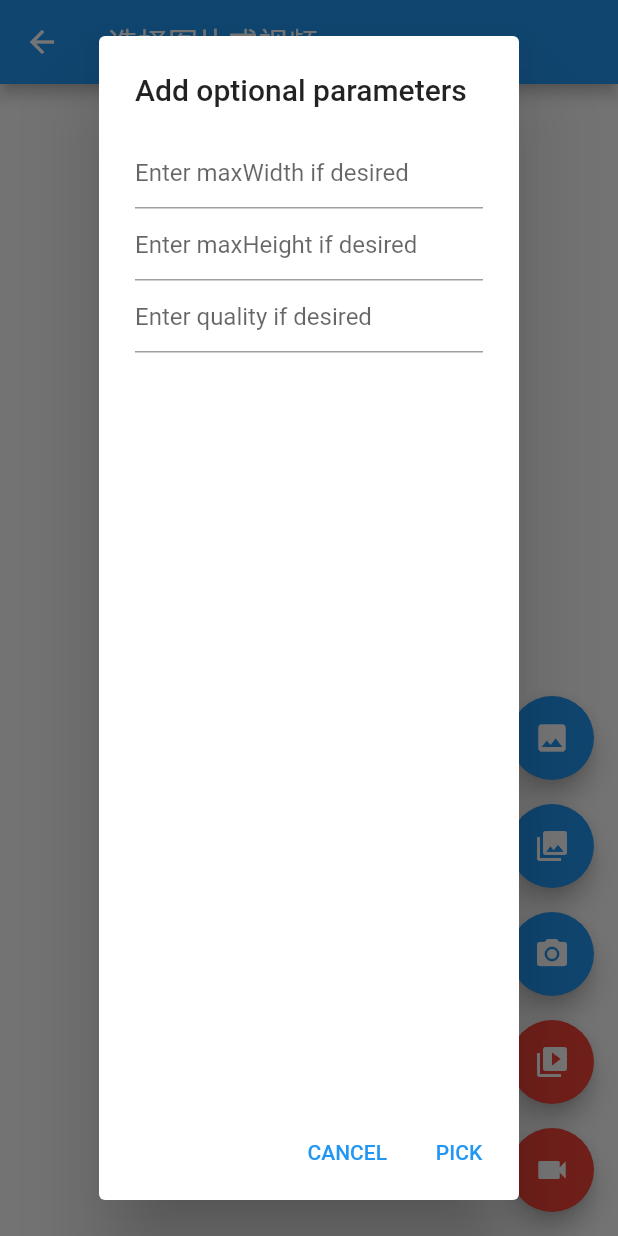
After one commit to Alan-GitHub/effect_demo, a Flutter app: the ImagePickerPage screen opened by its route, after a tap on the "photo library" icon, on a phone screen of 412 x 824 dp. The commit adds this screen. Run offline on Flutter 3.47's test engine with Material 2 defaults, Android fonts, the phone set to English and light mode, and no system bars; our stand-ins replace image_picker, video_player.

Commit message:
选取图片或者视频

```diff
--- a/lib/src/home_page.dart
+++ b/lib/src/home_page.dart
@@ -65,6 +65,12 @@
                   },
                   child: const Text("圆形进度条"),
                 ),
+                TextButton(
+                  onPressed: () {
+                    Nav.pushName(RouteName.imagePickerPage);
+                  },
+                  child: const Text("拾取图片或视频"),
+                ),
               ],
             ),
           ),
--- /dev/null
+++ b/lib/src/photo_lib/image_picker_page.dart
@@ -0,0 +1,439 @@
+// Copyright 2013 The Flutter Authors. All rights reserved.
+// Use of this source code is governed by a BSD-style license that can be
+// found in the LICENSE file.
+
+// ignore_for_file: public_member_api_docs
+
+import 'dart:async';
+import 'dart:io';
+
+import 'package:flutter/foundation.dart';
+import 'package:flutter/material.dart';
+import 'package:image_picker/image_picker.dart';
+import 'package:video_player/video_player.dart';
+
+class ImagePickerPage extends StatefulWidget {
+  const ImagePickerPage({super.key});
+
+  @override
+  State<ImagePickerPage> createState() => _ImagePickerPageState();
+}
+
+class _ImagePickerPageState extends State<ImagePickerPage> {
+  List<XFile>? _imageFileList;
+
+  void _setImageFileListFromFile(XFile? value) {
+    _imageFileList = value == null ? null : <XFile>[value];
+  }
+
+  dynamic _pickImageError;
+  bool isVideo = false;
+
+  VideoPlayerController? _controller;
+  VideoPlayerController? _toBeDisposed;
+  String? _retrieveDataError;
+
+  final ImagePicker _picker = ImagePicker();
+  final TextEditingController maxWidthController = TextEditingController();
+  final TextEditingController maxHeightController = TextEditingController();
+  final TextEditingController qualityController = TextEditingController();
+
+  Future<void> _playVideo(XFile? file) async {
+    if (file != null && mounted) {
+      await _disposeVideoController();
+      late VideoPlayerController controller;
+      if (kIsWeb) {
+        controller = VideoPlayerController.network(file.path);
+      } else {
+        controller = VideoPlayerController.file(File(file.path));
+      }
+      _controller = controller;
+      // In web, most browsers won't honor a programmatic call to .play
+      // if the video has a sound track (and is not muted).
+      // Mute the video so it auto-plays in web!
+      // This is not needed if the call to .play is the result of user
+      // interaction (clicking on a "play" button, for example).
+      const double volume = kIsWeb ? 0.0 : 1.0;
+      await controller.setVolume(volume);
+      await controller.initialize();
+      await controller.setLooping(true);
+      await controller.play();
+      setState(() {});
+    }
+  }
+
+  Future<void> _onImageButtonPressed(ImageSource source, {BuildContext? context, bool isMultiImage = false}) async {
+    if (_controller != null) {
+      await _controller!.setVolume(0.0);
+    }
+    if (isVideo) {
+      final XFile? file = await _picker.pickVideo(source: source, maxDuration: const Duration(seconds: 10));
+      await _playVideo(file);
+    } else if (isMultiImage) {
+      await _displayPickImageDialog(context!, (double? maxWidth, double? maxHeight, int? quality) async {
+        try {
+          final List<XFile> pickedFileList = await _picker.pickMultiImage(
+            maxWidth: maxWidth,
+            maxHeight: maxHeight,
+            imageQuality: quality,
+          );
+          setState(() {
+            _imageFileList = pickedFileList;
+          });
+        } catch (e) {
+          setState(() {
+            _pickImageError = e;
+          });
+        }
+      });
+    } else {
+      await _displayPickImageDialog(context!, (double? maxWidth, double? maxHeight, int? quality) async {
+        try {
+          final XFile? pickedFile = await _picker.pickImage(
+            source: source,
+            maxWidth: maxWidth,
+            maxHeight: maxHeight,
+            imageQuality: quality,
+          );
+          setState(() {
+            _setImageFileListFromFile(pickedFile);
+          });
+        } catch (e) {
+          setState(() {
+            _pickImageError = e;
+          });
+        }
+      });
+    }
+  }
+
+  @override
+  void deactivate() {
+    if (_controller != null) {
+      _controller!.setVolume(0.0);
+      _controller!.pause();
+    }
+    super.deactivate();
+  }
+
+  @override
+  void dispose() {
+    _disposeVideoController();
+    maxWidthController.dispose();
+    maxHeightController.dispose();
+    qualityController.dispose();
+    super.dispose();
+  }
+
+  Future<void> _disposeVideoController() async {
+    if (_toBeDisposed != null) {
+      await _toBeDisposed!.dispose();
+    }
+    _toBeDisposed = _controller;
+    _controller = null;
+  }
+
+  Widget _previewVideo() {
+    final Text? retrieveError = _getRetrieveErrorWidget();
+    if (retrieveError != null) {
+      return retrieveError;
+    }
+    if (_controller == null) {
+      return const Text(
+        'You have not yet picked a video',
+        textAlign: TextAlign.center,
+      );
+    }
+    return Padding(
+      padding: const EdgeInsets.all(10.0),
+      child: AspectRatioVideo(_controller),
+    );
+  }
+
+  Widget _previewImages() {
+    final Text? retrieveError = _getRetrieveErrorWidget();
+    if (retrieveError != null) {
+      return retrieveError;
+    }
+    if (_imageFileList != null) {
+      return Semantics(
+        label: 'image_picker_example_picked_images',
+        child: ListView.builder(
+          key: UniqueKey(),
+          itemBuilder: (BuildContext context, int index) {
+            // Why network for web?
+            // See https://pub.dev/packages/image_picker#getting-ready-for-the-web-platform
+            return Semantics(
+              label: 'image_picker_example_picked_image',
+              child:
+                  kIsWeb ? Image.network(_imageFileList![index].path) : Image.file(File(_imageFileList![index].path)),
+            );
+          },
+          itemCount: _imageFileList!.length,
+        ),
+      );
+    } else if (_pickImageError != null) {
+      return Text(
+        'Pick image error: $_pickImageError',
+        textAlign: TextAlign.center,
+      );
+    } else {
+      return const Text(
+        'You have not yet picked an image.',
+        textAlign: TextAlign.center,
+      );
+    }
+  }
+
+  Widget _handlePreview() {
+    if (isVideo) {
+      return _previewVideo();
+    } else {
+      return _previewImages();
+    }
+  }
+
+  Future<void> retrieveLostData() async {
+    final LostDataResponse response = await _picker.retrieveLostData();
+    if (response.isEmpty) {
+      return;
+    }
+    if (response.file != null) {
+      if (response.type == RetrieveType.video) {
+        isVideo = true;
+        await _playVideo(response.file);
+      } else {
+        isVideo = false;
+        setState(() {
+          if (response.files == null) {
+            _setImageFileListFromFile(response.file);
+          } else {
+            _imageFileList = response.files;
+          }
+        });
+      }
+    } else {
+      _retrieveDataError = response.exception!.code;
+    }
+  }
+
+  @override
+  Widget build(BuildContext context) {
+    return Scaffold(
+      appBar: AppBar(
+        title: const Text("选择图片或视频"),
+      ),
+      body: Center(
+        child: !kIsWeb && defaultTargetPlatform == TargetPlatform.android
+            ? FutureBuilder<void>(
+                future: retrieveLostData(),
+                builder: (BuildContext context, AsyncSnapshot<void> snapshot) {
+                  switch (snapshot.connectionState) {
+                    case ConnectionState.none:
+                    case ConnectionState.waiting:
+                      return const Text(
+                        'You have not yet picked an image.',
+                        textAlign: TextAlign.center,
+                      );
+                    case ConnectionState.done:
+                      return _handlePreview();
+                    case ConnectionState.active:
+                      if (snapshot.hasError) {
+                        return Text(
+                          'Pick image/video error: ${snapshot.error}}',
+                          textAlign: TextAlign.center,
+                        );
+                      } else {
+                        return const Text(
+                          'You have not yet picked an image.',
+                          textAlign: TextAlign.center,
+                        );
+                      }
+                  }
+                },
+              )
+            : _handlePreview(),
+      ),
+      floatingActionButton: Column(
+        mainAxisAlignment: MainAxisAlignment.end,
+        children: <Widget>[
+          Semantics(
+            label: 'image_picker_example_from_gallery',
+            child: FloatingActionButton(
+              onPressed: () {
+                isVideo = false;
+                _onImageButtonPressed(ImageSource.gallery, context: context);
+              },
+              heroTag: 'image0',
+              tooltip: 'Pick Image from gallery',
+              child: const Icon(Icons.photo),
+            ),
+          ),
+          Padding(
+            padding: const EdgeInsets.only(top: 16.0),
+            child: FloatingActionButton(
+              onPressed: () {
+                isVideo = false;
+                _onImageButtonPressed(
+                  ImageSource.gallery,
+                  context: context,
+                  isMultiImage: true,
+                );
+              },
+              heroTag: 'image1',
+              tooltip: 'Pick Multiple Image from gallery',
+              child: const Icon(Icons.photo_library),
+            ),
+          ),
+          Padding(
+            padding: const EdgeInsets.only(top: 16.0),
+            child: FloatingActionButton(
+              onPressed: () {
+                isVideo = false;
+                _onImageButtonPressed(ImageSource.camera, context: context);
+              },
+              heroTag: 'image2',
+              tooltip: 'Take a Photo',
+              child: const Icon(Icons.camera_alt),
+            ),
+          ),
+          Padding(
+            padding: const EdgeInsets.only(top: 16.0),
+            child: FloatingActionButton(
+              backgroundColor: Colors.red,
+              onPressed: () {
+                isVideo = true;
+                _onImageButtonPressed(ImageSource.gallery);
+              },
+              heroTag: 'video0',
+              tooltip: 'Pick Video from gallery',
+              child: const Icon(Icons.video_library),
+            ),
+          ),
+          Padding(
+            padding: const EdgeInsets.only(top: 16.0),
+            child: FloatingActionButton(
+              backgroundColor: Colors.red,
+              onPressed: () {
+                isVideo = true;
+                _onImageButtonPressed(ImageSource.camera);
+              },
+              heroTag: 'video1',
+              tooltip: 'Take a Video',
+              child: const Icon(Icons.videocam),
+            ),
+          ),
+        ],
+      ),
+    );
+  }
+
+  Text? _getRetrieveErrorWidget() {
+    if (_retrieveDataError != null) {
+      final Text result = Text(_retrieveDataError!);
+      _retrieveDataError = null;
+      return result;
+    }
+    return null;
+  }
+
+  Future<void> _displayPickImageDialog(BuildContext context, OnPickImageCallback onPick) async {
+    return showDialog(
+        context: context,
+        builder: (BuildContext context) {
+          return AlertDialog(
+            title: const Text('Add optional parameters'),
+            content: Column(
+              children: <Widget>[
+                TextField(
+                  controller: maxWidthController,
+                  keyboardType: const TextInputType.numberWithOptions(decimal: true),
+                  decoration: const InputDecoration(hintText: 'Enter maxWidth if desired'),
+                ),
+                TextField(
+                  controller: maxHeightController,
+                  keyboardType: const TextInputType.numberWithOptions(decimal: true),
+                  decoration: const InputDecoration(hintText: 'Enter maxHeight if desired'),
+                ),
+                TextField(
+                  controller: qualityController,
+                  keyboardType: TextInputType.number,
+                  decoration: const InputDecoration(hintText: 'Enter quality if desired'),
+                ),
+              ],
+            ),
+            actions: <Widget>[
+              TextButton(
+                child: const Text('CANCEL'),
+                onPressed: () {
+                  Navigator.of(context).pop();
+                },
+              ),
+              TextButton(
+                  child: const Text('PICK'),
+                  onPressed: () {
+                    final double? width =
+                        maxWidthController.text.isNotEmpty ? double.parse(maxWidthController.text) : null;
+                    final double? height =
+                        maxHeightController.text.isNotEmpty ? double.parse(maxHeightController.text) : null;
+                    final int? quality = qualityController.text.isNotEmpty ? int.parse(qualityController.text) : null;
+                    onPick(width, height, quality);
+                    Navigator.of(context).pop();
+                  }),
+            ],
+          );
+        });
+  }
+}
+
+typedef OnPickImageCallback = void Function(double? maxWidth, double? maxHeight, int? quality);
+
+class AspectRatioVideo extends StatefulWidget {
+  const AspectRatioVideo(this.controller, {super.key});
+
+  final VideoPlayerController? controller;
+
+  @override
+  AspectRatioVideoState createState() => AspectRatioVideoState();
+}
+
+class AspectRatioVideoState extends State<AspectRatioVideo> {
+  VideoPlayerController? get controller => widget.controller;
+  bool initialized = false;
+
+  void _onVideoControllerUpdate() {
+    if (!mounted) {
+      return;
+    }
+    if (initialized != controller!.value.isInitialized) {
+      initialized = controller!.value.isInitialized;
+      setState(() {});
+    }
+  }
+
+  @override
+  void initState() {
+    super.initState();
+    controller!.addListener(_onVideoControllerUpdate);
+  }
+
+  @override
+  void dispose() {
+    controller!.removeListener(_onVideoControllerUpdate);
+    super.dispose();
+  }
+
+  @override
+  Widget build(BuildContext context) {
+    if (initialized) {
+      return Center(
+        child: AspectRatio(
+          aspectRatio: controller!.value.aspectRatio,
+          child: VideoPlayer(controller!),
+        ),
+      );
+    } else {
+      return Container();
+    }
+  }
+}
--- a/lib/src/router/RouteTable.dart
+++ b/lib/src/router/RouteTable.dart
@@ -4,6 +4,7 @@
 import 'package:effect_demo/src/animation_use/vertical_joystick_use_page.dart';
 import 'package:effect_demo/src/expand_collapse/expand_collapse_page.dart';
 import 'package:effect_demo/src/lun_pan/context_menu.dart';
+import 'package:effect_demo/src/photo_lib/image_picker_page.dart';
 import 'package:flutter/material.dart';
 import 'package:effect_demo/src/home_page.dart';
 
@@ -21,7 +22,7 @@
   static const String joystickUsePage = 'joystickUsePage';
   static const String verticalJoystickUsePage = 'verticalJoystickUsePage';
   static const String circleProgressIndicatorDemo = 'circleProgressIndicatorDemo';
-
+  static const String imagePickerPage = 'imagePickerPage';
 }
 
 ///注册路由页面
@@ -40,6 +41,7 @@
       RouteName.joystickUsePage: (BuildContext context) =>  const JoystickUsePage(),
       RouteName.verticalJoystickUsePage: (BuildContext context) =>  const VerticalJoystickUsePage(),
       RouteName.circleProgressIndicatorDemo: (BuildContext context) =>  const CircleProgressIndicatorDemo(),
+      RouteName.imagePickerPage: (BuildContext context) =>  const ImagePickerPage(),
     };
   }
 
--- a/pubspec.yaml
+++ b/pubspec.yaml
@@ -35,6 +35,8 @@
   # The following adds the Cupertino Icons font to your application.
   # Use with the CupertinoIcons class for iOS style icons.
   cupertino_icons: ^1.0.2
+  image_picker: ^0.8.7+1
+  video_player: ^2.6.0
 
 dev_dependencies:
   flutter_test:
```
Also changed, not shown: 1 other file.
